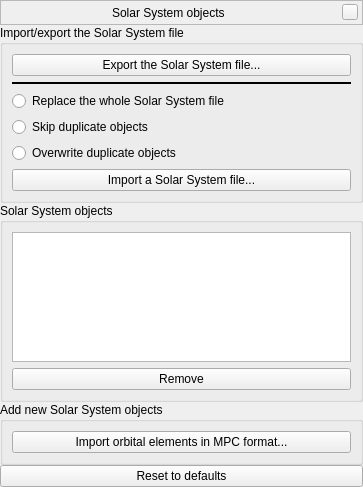
This is plugins/CometsAsteroidsImporter/src/gui/solarSystemManagerWindow.ui in 519984307/stellarium_src as Qt 5 draws it before an edit. The edited form follows.
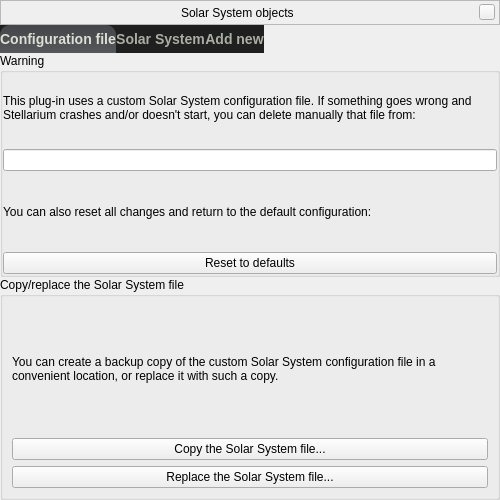
This is the edited form. Custom widgets are drawn as their Qt base class.

Commit message: redesign of the manager window: sketch of the minimal features; the style is temporary

Diff of the .ui file:
```diff
--- a/plugins/CometsAsteroidsImporter/src/gui/solarSystemManagerWindow.ui
+++ b/plugins/CometsAsteroidsImporter/src/gui/solarSystemManagerWindow.ui
@@ -6,10 +6,44 @@
    <rect>
     <x>0</x>
     <y>0</y>
-    <width>363</width>
-    <height>487</height>
+    <width>500</width>
+    <height>500</height>
    </rect>
   </property>
+  <property name="styleSheet">
+   <string notr="true">QTabBar {
+	border: none;
+	margin: 0px;
+	padding: 0px;
+	font-weight: bold;
+	color: rgb(170, 173, 164);
+	background-color: rgb(31, 31, 31);
+	font-size: 14px;
+}
+
+QTabBar::tab {
+	border: 0px;
+	margin: 0px;
+	padding: 4px  1ex;
+	min-height: 28px;
+	/*min-width: 0px;*/
+	/*font-size: 14px; &lt;-- Causes text being cut by the frame*/
+}
+
+QTabBar::tab:selected {
+	border: none;
+	margin: 0px;
+	border-top-left-radius: 10px;
+	border-top-right-radius: 10px;
+	color: rgb(220, 223, 214);
+	background-color: qlineargradient(x1: 0, y1: 0, x2: 0, y2: 1, stop: 0 rgb(68, 69, 72), stop: 1 rgb(86, 87, 90));
+}
+
+QTabWidget::pane {
+	margin-top: 0px;
+	border-top: none;
+}</string>
+  </property>
   <layout class="QVBoxLayout" name="verticalLayout">
    <property name="spacing">
     <number>0</number>
@@ -121,68 +155,113 @@
     </widget>
    </item>
    <item>
+    <widget class="QTabWidget" name="tabWidget">
+     <widget class="QWidget" name="tabConfigurationFile">
+      <attribute name="title">
+       <string>Configuration file</string>
+      </attribute>
+      <layout class="QVBoxLayout" name="verticalLayoutTabConfigurationFile">
+       <property name="spacing">
+        <number>0</number>
+       </property>
+       <property name="margin">
+        <number>0</number>
+       </property>
+       <item>
+        <widget class="QGroupBox" name="groupBox">
+         <property name="title">
+          <string>Warning</string>
+         </property>
+         <layout class="QVBoxLayout" name="verticalLayoutWarning">
+          <property name="margin">
+           <number>0</number>
+          </property>
+          <item>
+           <widget class="QLabel" name="labelFileWarning">
+            <property name="text">
+             <string>This plug-in uses a custom Solar System configuration file. If something goes wrong and Stellarium crashes and/or doesn't start, you can delete manually that file from:</string>
+            </property>
+            <property name="wordWrap">
+             <bool>true</bool>
+            </property>
+           </widget>
+          </item>
+          <item>
+           <widget class="QLineEdit" name="lineEditUserFilePath">
+            <property name="readOnly">
+             <bool>true</bool>
+            </property>
+           </widget>
+          </item>
+          <item>
+           <widget class="QLabel" name="labelResetWarning">
+            <property name="text">
+             <string>You can also reset all changes and return to the default configuration:</string>
+            </property>
+            <property name="wordWrap">
+             <bool>true</bool>
+            </property>
+           </widget>
+          </item>
+          <item>
+           <widget class="QPushButton" name="pushButtonReset">
+            <property name="text">
+             <string>Reset to defaults</string>
+            </property>
+           </widget>
+          </item>
+         </layout>
+        </widget>
+       </item>
+       <item>
     <widget class="QGroupBox" name="groupBoxSystemFile">
      <property name="title">
-      <string>Import/export the Solar System file</string>
-     </property>
-     <layout class="QVBoxLayout" name="verticalLayout_3">
+          <string>Copy/replace the Solar System file</string>
+         </property>
+         <layout class="QVBoxLayout" name="verticalLayoutImportExport">
       <item>
-       <widget class="QPushButton" name="pushButtonExportFile">
+           <widget class="QLabel" name="label">
         <property name="text">
-         <string>Export the Solar System file...</string>
-        </property>
-       </widget>
-      </item>
-      <item>
-       <widget class="Line" name="line">
-        <property name="frameShadow">
-         <enum>QFrame::Plain</enum>
-        </property>
-        <property name="lineWidth">
-         <number>2</number>
-        </property>
-        <property name="orientation">
-         <enum>Qt::Horizontal</enum>
-        </property>
+             <string>You can create a backup copy of the custom Solar System configuration file in a convenient location, or replace it with such a copy.</string>
+            </property>
+            <property name="wordWrap">
+             <bool>true</bool>
+            </property>
        </widget>
       </item>
       <item>
-       <widget class="QRadioButton" name="radioButtonReplace">
+           <widget class="QPushButton" name="pushButtonCopyFile">
         <property name="text">
-         <string>Replace the whole Solar System file</string>
+             <string>Copy the Solar System file...</string>
         </property>
        </widget>
       </item>
       <item>
-       <widget class="QRadioButton" name="radioButtonAppend">
+           <widget class="QPushButton" name="pushButtonReplaceFile">
         <property name="text">
-         <string>Skip duplicate objects</string>
+             <string>Replace the Solar System file...</string>
         </property>
        </widget>
       </item>
-      <item>
-       <widget class="QRadioButton" name="radioButtonMerge">
-        <property name="text">
-         <string>Overwrite duplicate objects</string>
-        </property>
-       </widget>
-      </item>
-      <item>
-       <widget class="QPushButton" name="pushButtonImportFile">
-        <property name="text">
-         <string>Import a Solar System file...</string>
-        </property>
-       </widget>
-      </item>
-     </layout>
-    </widget>
-   </item>
+         </layout>
+        </widget>
+       </item>
+      </layout>
+     </widget>
+     <widget class="QWidget" name="tabSolarSystem">
+      <attribute name="title">
+       <string>Solar System</string>
+      </attribute>
+      <layout class="QVBoxLayout" name="verticalLayout_5">
    <item>
     <widget class="QGroupBox" name="groupBoxObjectsList">
      <property name="title">
       <string>Solar System objects</string>
      </property>
      <layout class="QVBoxLayout" name="verticalLayout_2">
+          <property name="margin">
+           <number>0</number>
+          </property>
       <item>
        <widget class="QListWidget" name="listWidgetObjects"/>
       </item>
@@ -197,6 +276,26 @@
     </widget>
    </item>
    <item>
+        <spacer name="verticalSpacer">
+         <property name="orientation">
+          <enum>Qt::Vertical</enum>
+         </property>
+         <property name="sizeHint" stdset="0">
+          <size>
+           <width>20</width>
+           <height>69</height>
+          </size>
+         </property>
+        </spacer>
+       </item>
+      </layout>
+     </widget>
+     <widget class="QWidget" name="tabAddNew">
+      <attribute name="title">
+       <string>Add new</string>
+      </attribute>
+      <layout class="QVBoxLayout" name="verticalLayout_3">
+       <item>
     <widget class="QGroupBox" name="groupBoxImport">
      <property name="title">
       <string>Add new Solar System objects</string>
@@ -212,11 +311,8 @@
      </layout>
     </widget>
    </item>
-   <item>
-    <widget class="QPushButton" name="pushButtonReset">
-     <property name="text">
-      <string>Reset to defaults</string>
-     </property>
+      </layout>
+     </widget>
     </widget>
    </item>
   </layout>
```
Lines whose indentation alone changed are shown as unchanged.
